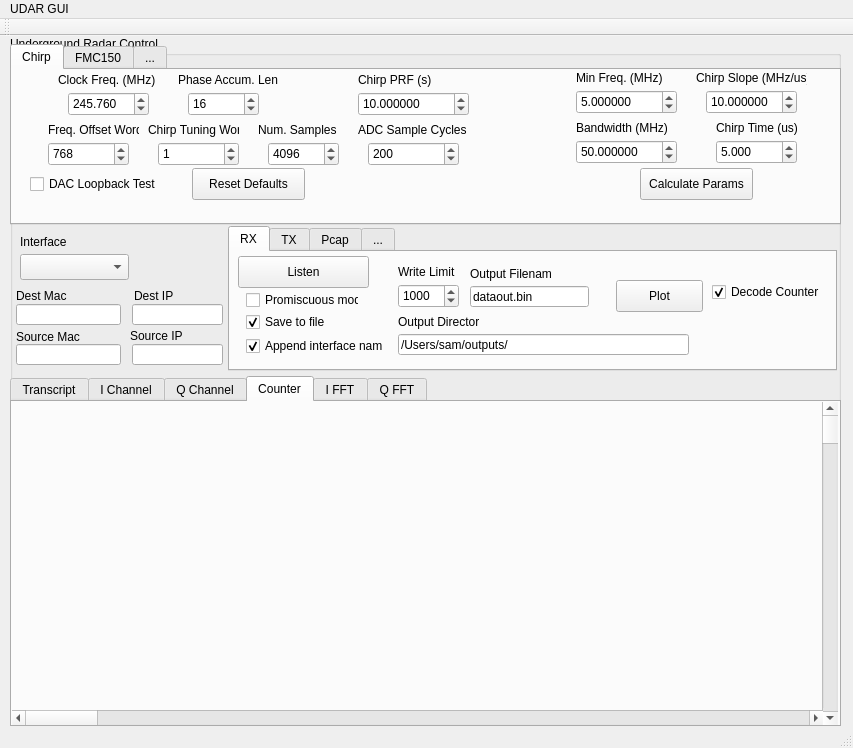
Before: the Qt Designer form udar_controller.ui in samprager/UDAR_GUI, drawn with Qt 5.
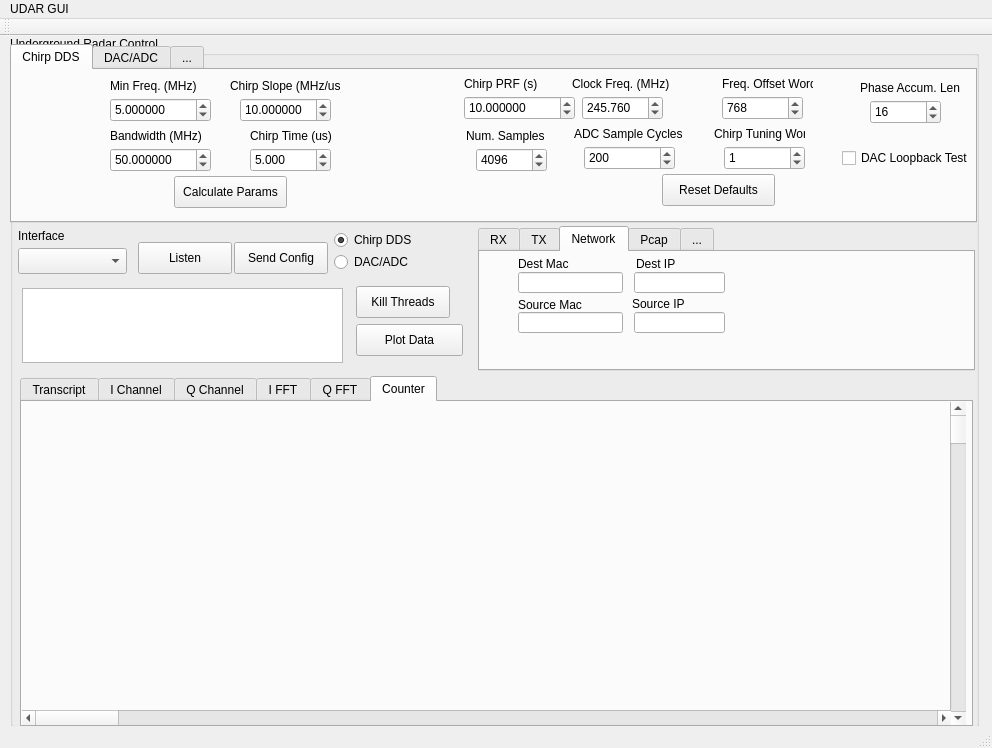
After: the same form once the commit is applied. The open tabs and pages were chosen to show the change. Custom widgets are drawn as their Qt base class.

Commit message: fixed with new counter decoder working

What changed in the file:
```diff
--- a/udar_controller.ui
+++ b/udar_controller.ui
@@ -6,7 +6,7 @@
    <rect>
     <x>0</x>
     <y>0</y>
-    <width>853</width>
+    <width>992</width>
     <height>748</height>
    </rect>
   </property>
@@ -22,7 +22,7 @@
      <rect>
       <x>10</x>
       <y>0</y>
-      <width>831</width>
+      <width>969</width>
       <height>691</height>
      </rect>
     </property>
@@ -34,8 +34,8 @@
       <rect>
        <x>0</x>
        <y>8</y>
-       <width>831</width>
-       <height>181</height>
+       <width>967</width>
+       <height>179</height>
       </rect>
      </property>
      <property name="currentIndex">
@@ -43,13 +43,13 @@
      </property>
      <widget class="QWidget" name="tab_a1">
       <attribute name="title">
-       <string>Chirp</string>
+       <string>Chirp DDS</string>
       </attribute>
       <widget class="QLabel" name="label_6">
        <property name="geometry">
         <rect>
-         <x>346</x>
-         <y>2</y>
+         <x>452</x>
+         <y>6</y>
          <width>81</width>
          <height>16</height>
         </rect>
@@ -61,8 +61,8 @@
       <widget class="QLabel" name="label_8">
        <property name="geometry">
         <rect>
-         <x>564</x>
-         <y>0</y>
+         <x>98</x>
+         <y>8</y>
          <width>101</width>
          <height>16</height>
         </rect>
@@ -74,8 +74,8 @@
       <widget class="QLabel" name="label_9">
        <property name="geometry">
         <rect>
-         <x>346</x>
-         <y>52</y>
+         <x>562</x>
+         <y>56</y>
          <width>111</width>
          <height>16</height>
         </rect>
@@ -87,8 +87,8 @@
       <widget class="QSpinBox" name="adcSamples_spinBox">
        <property name="geometry">
         <rect>
-         <x>356</x>
-         <y>72</y>
+         <x>572</x>
+         <y>76</y>
          <width>91</width>
          <height>24</height>
         </rect>
@@ -103,8 +103,8 @@
       <widget class="QDoubleSpinBox" name="minFreq_dSpinBox">
        <property name="geometry">
         <rect>
-         <x>564</x>
-         <y>20</y>
+         <x>98</x>
+         <y>28</y>
          <width>101</width>
          <height>24</height>
         </rect>
@@ -122,8 +122,8 @@
       <widget class="QDoubleSpinBox" name="chirpPRF_dSpinBox">
        <property name="geometry">
         <rect>
-         <x>346</x>
-         <y>22</y>
+         <x>452</x>
+         <y>26</y>
          <width>111</width>
          <height>24</height>
         </rect>
@@ -141,8 +141,8 @@
       <widget class="QLabel" name="label_7">
        <property name="geometry">
         <rect>
-         <x>684</x>
-         <y>0</y>
+         <x>218</x>
+         <y>8</y>
          <width>111</width>
          <height>16</height>
         </rect>
@@ -154,8 +154,8 @@
       <widget class="QDoubleSpinBox" name="chirpSlope_dSpinBox">
        <property name="geometry">
         <rect>
-         <x>694</x>
-         <y>20</y>
+         <x>228</x>
+         <y>28</y>
          <width>91</width>
          <height>24</height>
         </rect>
@@ -173,8 +173,8 @@
       <widget class="QLabel" name="label_13">
        <property name="geometry">
         <rect>
-         <x>704</x>
-         <y>50</y>
+         <x>238</x>
+         <y>58</y>
          <width>81</width>
          <height>16</height>
         </rect>
@@ -186,8 +186,8 @@
       <widget class="QDoubleSpinBox" name="chirpTime_dSpinBox">
        <property name="geometry">
         <rect>
-         <x>704</x>
-         <y>70</y>
+         <x>238</x>
+         <y>78</y>
          <width>81</width>
          <height>24</height>
         </rect>
@@ -205,8 +205,8 @@
       <widget class="QDoubleSpinBox" name="chirpBW_dSpinBox">
        <property name="geometry">
         <rect>
-         <x>564</x>
-         <y>70</y>
+         <x>98</x>
+         <y>78</y>
          <width>101</width>
          <height>24</height>
         </rect>
@@ -224,8 +224,8 @@
       <widget class="QLabel" name="label_12">
        <property name="geometry">
         <rect>
-         <x>564</x>
-         <y>50</y>
+         <x>98</x>
+         <y>58</y>
          <width>101</width>
          <height>16</height>
         </rect>
@@ -237,8 +237,8 @@
       <widget class="QLabel" name="label_14">
        <property name="geometry">
         <rect>
-         <x>136</x>
-         <y>52</y>
+         <x>702</x>
+         <y>56</y>
          <width>91</width>
          <height>16</height>
         </rect>
@@ -250,8 +250,8 @@
       <widget class="QDoubleSpinBox" name="clockFreq_dSpinBox">
        <property name="geometry">
         <rect>
-         <x>56</x>
-         <y>22</y>
+         <x>570</x>
+         <y>26</y>
          <width>81</width>
          <height>24</height>
         </rect>
@@ -275,8 +275,8 @@
       <widget class="QLabel" name="label_15">
        <property name="geometry">
         <rect>
-         <x>246</x>
-         <y>52</y>
+         <x>454</x>
+         <y>58</y>
          <width>81</width>
          <height>16</height>
         </rect>
@@ -288,8 +288,8 @@
       <widget class="QSpinBox" name="numSamples_spinBox">
        <property name="geometry">
         <rect>
-         <x>256</x>
-         <y>72</y>
+         <x>464</x>
+         <y>78</y>
          <width>71</width>
          <height>24</height>
         </rect>
@@ -307,8 +307,8 @@
       <widget class="QSpinBox" name="phaseAccLen_spinBox">
        <property name="geometry">
         <rect>
-         <x>176</x>
-         <y>22</y>
+         <x>858</x>
+         <y>30</y>
          <width>71</width>
          <height>24</height>
         </rect>
@@ -326,8 +326,8 @@
       <widget class="QLabel" name="label_16">
        <property name="geometry">
         <rect>
-         <x>166</x>
-         <y>2</y>
+         <x>848</x>
+         <y>10</y>
          <width>101</width>
          <height>16</height>
         </rect>
@@ -339,8 +339,8 @@
       <widget class="QLabel" name="label_17">
        <property name="geometry">
         <rect>
-         <x>46</x>
-         <y>2</y>
+         <x>560</x>
+         <y>6</y>
          <width>101</width>
          <height>16</height>
         </rect>
@@ -352,8 +352,8 @@
       <widget class="QLabel" name="label_18">
        <property name="geometry">
         <rect>
-         <x>36</x>
-         <y>52</y>
+         <x>710</x>
+         <y>6</y>
          <width>91</width>
          <height>16</height>
         </rect>
@@ -365,8 +365,8 @@
       <widget class="QSpinBox" name="freqOffset_spinBox">
        <property name="geometry">
         <rect>
-         <x>36</x>
-         <y>72</y>
+         <x>710</x>
+         <y>26</y>
          <width>81</width>
          <height>24</height>
         </rect>
@@ -384,8 +384,8 @@
       <widget class="QSpinBox" name="chirpTuningWord_spinBox">
        <property name="geometry">
         <rect>
-         <x>146</x>
-         <y>72</y>
+         <x>712</x>
+         <y>76</y>
          <width>81</width>
          <height>24</height>
         </rect>
@@ -400,8 +400,8 @@
       <widget class="QPushButton" name="chirpParamsGenButton">
        <property name="geometry">
         <rect>
-         <x>628</x>
-         <y>98</y>
+         <x>162</x>
+         <y>106</y>
          <width>113</width>
          <height>32</height>
         </rect>
@@ -413,8 +413,8 @@
       <widget class="QPushButton" name="chirpParamsResetButton">
        <property name="geometry">
         <rect>
-         <x>180</x>
-         <y>98</y>
+         <x>650</x>
+         <y>104</y>
          <width>113</width>
          <height>32</height>
         </rect>
@@ -426,8 +426,8 @@
       <widget class="QCheckBox" name="dacLoopback_checkBox">
        <property name="geometry">
         <rect>
-         <x>18</x>
-         <y>104</y>
+         <x>830</x>
+         <y>78</y>
          <width>127</width>
          <height>20</height>
         </rect>
@@ -439,7 +439,7 @@
      </widget>
      <widget class="QWidget" name="tab_a2">
       <attribute name="title">
-       <string>FMC150</string>
+       <string>DAC/ADC</string>
       </attribute>
       <widget class="HexSpinBox" name="fmc150RegisterAddr_spinBox">
        <property name="geometry">
@@ -888,14 +888,14 @@
     <widget class="QTabWidget" name="tabWidget_c">
      <property name="geometry">
       <rect>
-       <x>0</x>
+       <x>10</x>
        <y>340</y>
-       <width>831</width>
+       <width>953</width>
        <height>351</height>
       </rect>
      </property>
      <property name="currentIndex">
-      <number>0</number>
+      <number>1</number>
      </property>
      <widget class="QWidget" name="tab_c1">
       <attribute name="title">
@@ -904,9 +904,9 @@
       <widget class="QTextEdit" name="transcript">
        <property name="geometry">
         <rect>
-         <x>0</x>
-         <y>10</y>
-         <width>451</width>
+         <x>10</x>
+         <y>6</y>
+         <width>459</width>
          <height>309</height>
         </rect>
        </property>
@@ -917,8 +917,8 @@
       <widget class="QPushButton" name="getThreadStatus">
        <property name="geometry">
         <rect>
-         <x>490</x>
-         <y>20</y>
+         <x>492</x>
+         <y>50</y>
          <width>91</width>
          <height>32</height>
         </rect>
@@ -927,30 +927,17 @@
         <string>Thread Status</string>
        </property>
       </widget>
-      <widget class="QPushButton" name="killThread">
-       <property name="geometry">
-        <rect>
-         <x>490</x>
-         <y>60</y>
-         <width>91</width>
-         <height>32</height>
-        </rect>
-       </property>
-       <property name="text">
-        <string>Kill Thread</string>
-       </property>
-      </widget>
       <widget class="QPushButton" name="testButton">
        <property name="geometry">
         <rect>
-         <x>700</x>
-         <y>120</y>
-         <width>113</width>
+         <x>682</x>
+         <y>98</y>
+         <width>121</width>
          <height>32</height>
         </rect>
        </property>
        <property name="text">
-        <string>Send Test</string>
+        <string>Inject Test Packet</string>
        </property>
       </widget>
       <widget class="QLabel" name="label_10">
@@ -1067,15 +1054,15 @@
         <rect>
          <x>0</x>
          <y>0</y>
-         <width>813</width>
-         <height>309</height>
+         <width>930</width>
+         <height>154</height>
         </rect>
        </property>
       </widget>
       <widget class="QScrollBar" name="verticalScrollBarQ">
        <property name="geometry">
         <rect>
-         <x>810</x>
+         <x>928</x>
          <y>0</y>
          <width>16</width>
          <height>323</height>
@@ -1090,7 +1077,7 @@
         <rect>
          <x>0</x>
          <y>308</y>
-         <width>811</width>
+         <width>929</width>
          <height>16</height>
         </rect>
        </property>
@@ -1098,6 +1085,16 @@
         <enum>Qt::Horizontal</enum>
        </property>
       </widget>
+      <widget class="QCustomPlot" name="plotI2" native="true">
+       <property name="geometry">
+        <rect>
+         <x>0</x>
+         <y>155</y>
+         <width>930</width>
+         <height>154</height>
+        </rect>
+       </property>
+      </widget>
      </widget>
      <widget class="QWidget" name="tab_c3">
       <attribute name="title">
@@ -1108,15 +1105,15 @@
         <rect>
          <x>0</x>
          <y>0</y>
-         <width>813</width>
-         <height>309</height>
+         <width>930</width>
+         <height>154</height>
         </rect>
        </property>
       </widget>
       <widget class="QScrollBar" name="verticalScrollBarI">
        <property name="geometry">
         <rect>
-         <x>810</x>
+         <x>928</x>
          <y>0</y>
          <width>16</width>
          <height>323</height>
@@ -1131,7 +1128,7 @@
         <rect>
          <x>0</x>
          <y>308</y>
-         <width>811</width>
+         <width>929</width>
          <height>16</height>
         </rect>
        </property>
@@ -1139,47 +1136,16 @@
         <enum>Qt::Horizontal</enum>
        </property>
       </widget>
-     </widget>
-     <widget class="QWidget" name="tab_c4">
-      <attribute name="title">
-       <string>Counter</string>
-      </attribute>
-      <widget class="QCustomPlot" name="plotC" native="true">
+      <widget class="QCustomPlot" name="plotQ2" native="true">
        <property name="geometry">
         <rect>
          <x>0</x>
-         <y>0</y>
-         <width>813</width>
-         <height>309</height>
+         <y>155</y>
+         <width>930</width>
+         <height>154</height>
         </rect>
        </property>
       </widget>
-      <widget class="QScrollBar" name="verticalScrollBarC">
-       <property name="geometry">
-        <rect>
-         <x>810</x>
-         <y>0</y>
-         <width>16</width>
-         <height>323</height>
-        </rect>
-       </property>
-       <property name="orientation">
-        <enum>Qt::Vertical</enum>
-       </property>
-      </widget>
-      <widget class="QScrollBar" name="horizontalScrollBarC">
-       <property name="geometry">
-        <rect>
-         <x>0</x>
-         <y>308</y>
-         <width>811</width>
-         <height>16</height>
-        </rect>
-       </property>
-       <property name="orientation">
-        <enum>Qt::Horizontal</enum>
-       </property>
-      </widget>
      </widget>
      <widget class="QWidget" name="tab_c5">
       <attribute name="title">
@@ -1190,15 +1156,15 @@
         <rect>
          <x>0</x>
          <y>0</y>
-         <width>813</width>
-         <height>309</height>
+         <width>930</width>
+         <height>154</height>
         </rect>
        </property>
       </widget>
       <widget class="QScrollBar" name="verticalScrollBarFFTI">
        <property name="geometry">
         <rect>
-         <x>810</x>
+         <x>928</x>
          <y>0</y>
          <width>16</width>
          <height>323</height>
@@ -1213,7 +1179,7 @@
         <rect>
          <x>0</x>
          <y>308</y>
-         <width>811</width>
+         <width>929</width>
          <height>16</height>
         </rect>
        </property>
@@ -1221,6 +1187,16 @@
         <enum>Qt::Horizontal</enum>
        </property>
       </widget>
+      <widget class="QCustomPlot" name="plotFFTI2" native="true">
+       <property name="geometry">
+        <rect>
+         <x>0</x>
+         <y>155</y>
+         <width>930</width>
+         <height>154</height>
+        </rect>
+       </property>
+      </widget>
      </widget>
      <widget class="QWidget" name="tab_c6">
       <attribute name="title">
@@ -1231,15 +1207,15 @@
         <rect>
          <x>0</x>
          <y>0</y>
-         <width>813</width>
-         <height>309</height>
+         <width>930</width>
+         <height>154</height>
         </rect>
        </property>
       </widget>
       <widget class="QScrollBar" name="verticalScrollBarFFTQ">
        <property name="geometry">
         <rect>
-         <x>810</x>
+         <x>928</x>
          <y>0</y>
          <width>16</width>
          <height>323</height>
@@ -1254,12 +1230,73 @@
         <rect>
          <x>0</x>
          <y>308</y>
-         <width>811</width>
+         <width>929</width>
          <height>16</height>
         </rect>
        </property>
        <property name="orientation">
         <enum>Qt::Horizontal</enum>
+       </property>
+      </widget>
+      <widget class="QCustomPlot" name="plotFFTQ2" native="true">
+       <property name="geometry">
+        <rect>
+         <x>0</x>
+         <y>155</y>
+         <width>930</width>
+         <height>154</height>
+        </rect>
+       </property>
+      </widget>
+     </widget>
+     <widget class="QWidget" name="tab_c4">
+      <attribute name="title">
+       <string>Counter</string>
+      </attribute>
+      <widget class="QCustomPlot" name="plotC" native="true">
+       <property name="geometry">
+        <rect>
+         <x>0</x>
+         <y>0</y>
+         <width>930</width>
+         <height>154</height>
+        </rect>
+       </property>
+      </widget>
+      <widget class="QScrollBar" name="verticalScrollBarC">
+       <property name="geometry">
+        <rect>
+         <x>928</x>
+         <y>0</y>
+         <width>16</width>
+         <height>323</height>
+        </rect>
+       </property>
+       <property name="orientation">
+        <enum>Qt::Vertical</enum>
+       </property>
+      </widget>
+      <widget class="QScrollBar" name="horizontalScrollBarC">
+       <property name="geometry">
+        <rect>
+         <x>0</x>
+         <y>308</y>
+         <width>929</width>
+         <height>16</height>
+        </rect>
+       </property>
+       <property name="orientation">
+        <enum>Qt::Horizontal</enum>
+       </property>
+      </widget>
+      <widget class="QCustomPlot" name="plotC2" native="true">
+       <property name="geometry">
+        <rect>
+         <x>0</x>
+         <y>155</y>
+         <width>930</width>
+         <height>154</height>
+        </rect>
        </property>
       </widget>
      </widget>
@@ -1267,9 +1304,9 @@
     <widget class="QTabWidget" name="tabWidget_b">
      <property name="geometry">
       <rect>
-       <x>218</x>
+       <x>468</x>
        <y>190</y>
-       <width>609</width>
+       <width>497</width>
        <height>145</height>
       </rect>
      </property>
@@ -1280,24 +1317,11 @@
       <attribute name="title">
        <string>RX</string>
       </attribute>
-      <widget class="QPushButton" name="plotOutputButton">
-       <property name="geometry">
-        <rect>
-         <x>386</x>
-         <y>28</y>
-         <width>87</width>
-         <height>32</height>
-        </rect>
-       </property>
-       <property name="text">
-        <string>Plot</string>
-       </property>
-      </widget>
       <widget class="QLineEdit" name="recOutputFilename">
        <property name="geometry">
         <rect>
-         <x>240</x>
-         <y>34</y>
+         <x>14</x>
+         <y>24</y>
          <width>119</width>
          <height>21</height>
         </rect>
@@ -1309,8 +1333,8 @@
       <widget class="QCheckBox" name="pktRecordCheckBox">
        <property name="geometry">
         <rect>
-         <x>16</x>
-         <y>60</y>
+         <x>154</x>
+         <y>6</y>
          <width>101</width>
          <height>20</height>
         </rect>
@@ -1322,24 +1346,11 @@
         <bool>true</bool>
        </property>
       </widget>
-      <widget class="QPushButton" name="listenButton">
-       <property name="geometry">
-        <rect>
-         <x>8</x>
-         <y>4</y>
-         <width>131</width>
-         <height>32</height>
-        </rect>
-       </property>
-       <property name="text">
-        <string>Listen</string>
-       </property>
-      </widget>
       <widget class="QLabel" name="label_22">
        <property name="geometry">
         <rect>
-         <x>168</x>
-         <y>62</y>
+         <x>12</x>
+         <y>60</y>
          <width>81</width>
          <height>16</height>
         </rect>
@@ -1351,8 +1362,8 @@
       <widget class="QSpinBox" name="writeLimit_spinBox">
        <property name="geometry">
         <rect>
-         <x>168</x>
-         <y>32</y>
+         <x>302</x>
+         <y>24</y>
          <width>61</width>
          <height>24</height>
         </rect>
@@ -1367,8 +1378,8 @@
       <widget class="QCheckBox" name="promiscModeCheckBox">
        <property name="geometry">
         <rect>
-         <x>16</x>
-         <y>38</y>
+         <x>154</x>
+         <y>52</y>
          <width>113</width>
          <height>20</height>
         </rect>
@@ -1380,8 +1391,8 @@
       <widget class="QLineEdit" name="recOutputDirectory">
        <property name="geometry">
         <rect>
-         <x>168</x>
-         <y>82</y>
+         <x>12</x>
+         <y>80</y>
          <width>291</width>
          <height>21</height>
         </rect>
@@ -1393,8 +1404,8 @@
       <widget class="QCheckBox" name="appendInterfaceCheckBox">
        <property name="geometry">
         <rect>
-         <x>16</x>
-         <y>84</y>
+         <x>154</x>
+         <y>28</y>
          <width>137</width>
          <height>20</height>
         </rect>
@@ -1409,8 +1420,8 @@
       <widget class="QLabel" name="label_24">
        <property name="geometry">
         <rect>
-         <x>168</x>
-         <y>12</y>
+         <x>302</x>
+         <y>4</y>
          <width>71</width>
          <height>16</height>
         </rect>
@@ -1422,8 +1433,8 @@
       <widget class="QLabel" name="label_23">
        <property name="geometry">
         <rect>
-         <x>240</x>
-         <y>14</y>
+         <x>14</x>
+         <y>4</y>
          <width>81</width>
          <height>16</height>
         </rect>
@@ -1435,9 +1446,9 @@
       <widget class="QCheckBox" name="decodeCounterCheckBox">
        <property name="geometry">
         <rect>
-         <x>482</x>
-         <y>30</y>
-         <width>113</width>
+         <x>366</x>
+         <y>56</y>
+         <width>109</width>
          <height>20</height>
         </rect>
        </property>
@@ -1453,24 +1464,11 @@
       <attribute name="title">
        <string>TX</string>
       </attribute>
-      <widget class="QPushButton" name="writeButton">
-       <property name="geometry">
-        <rect>
-         <x>14</x>
-         <y>10</y>
-         <width>127</width>
-         <height>32</height>
-        </rect>
-       </property>
-       <property name="text">
-        <string>Inject Packet</string>
-       </property>
-      </widget>
       <widget class="QRadioButton" name="injectReadCmd_radioButton">
        <property name="geometry">
         <rect>
-         <x>106</x>
-         <y>68</y>
+         <x>30</x>
+         <y>36</y>
          <width>83</width>
          <height>20</height>
         </rect>
@@ -1485,30 +1483,11 @@
         <string notr="true">buttonGroup_4</string>
        </attribute>
       </widget>
-      <widget class="QRadioButton" name="injectFmc150_radioButton">
-       <property name="geometry">
-        <rect>
-         <x>166</x>
-         <y>28</y>
-         <width>65</width>
-         <height>20</height>
-        </rect>
-       </property>
-       <property name="text">
-        <string>FMC150</string>
-       </property>
-       <property name="checked">
-        <bool>false</bool>
-       </property>
-       <attribute name="buttonGroup">
-        <string notr="true">buttonGroup_3</string>
-       </attribute>
-      </widget>
       <widget class="QRadioButton" name="injectWriteCmd_radioButton">
        <property name="geometry">
         <rect>
-         <x>16</x>
-         <y>68</y>
+         <x>30</x>
+         <y>10</y>
          <width>85</width>
          <height>20</height>
         </rect>
@@ -1526,8 +1505,8 @@
       <widget class="QCheckBox" name="byteReorderCheckBox">
        <property name="geometry">
         <rect>
-         <x>20</x>
-         <y>42</y>
+         <x>22</x>
+         <y>90</y>
          <width>101</width>
          <height>20</height>
         </rect>
@@ -1536,25 +1515,6 @@
         <string>Reorder Bytes</string>
        </property>
       </widget>
-      <widget class="QRadioButton" name="injectChirp_radioButton">
-       <property name="geometry">
-        <rect>
-         <x>168</x>
-         <y>6</y>
-         <width>51</width>
-         <height>20</height>
-        </rect>
-       </property>
-       <property name="text">
-        <string>Chirp</string>
-       </property>
-       <property name="checked">
-        <bool>true</bool>
-       </property>
-       <attribute name="buttonGroup">
-        <string notr="true">buttonGroup_3</string>
-       </attribute>
-      </widget>
       <widget class="QRadioButton" name="adc_data_u_radioButton">
        <property name="geometry">
         <rect>
@@ -1729,6 +1689,103 @@
        </property>
       </widget>
      </widget>
+     <widget class="QWidget" name="tab_3">
+      <attribute name="title">
+       <string>Network</string>
+      </attribute>
+      <widget class="QLineEdit" name="srcIpAddr">
+       <property name="geometry">
+        <rect>
+         <x>154</x>
+         <y>60</y>
+         <width>91</width>
+         <height>21</height>
+        </rect>
+       </property>
+      </widget>
+      <widget class="QLineEdit" name="destIpAddr">
+       <property name="geometry">
+        <rect>
+         <x>154</x>
+         <y>20</y>
+         <width>91</width>
+         <height>21</height>
+        </rect>
+       </property>
+      </widget>
+      <widget class="QLineEdit" name="srcMacAddr">
+       <property name="geometry">
+        <rect>
+         <x>38</x>
+         <y>60</y>
+         <width>105</width>
+         <height>21</height>
+        </rect>
+       </property>
+      </widget>
+      <widget class="QLabel" name="label_2">
+       <property name="geometry">
+        <rect>
+         <x>38</x>
+         <y>42</y>
+         <width>71</width>
+         <height>21</height>
+        </rect>
+       </property>
+       <property name="text">
+        <string>Source Mac</string>
+       </property>
+      </widget>
+      <widget class="QLabel" name="label">
+       <property name="geometry">
+        <rect>
+         <x>38</x>
+         <y>2</y>
+         <width>101</width>
+         <height>20</height>
+        </rect>
+       </property>
+       <property name="text">
+        <string>Dest Mac</string>
+       </property>
+      </widget>
+      <widget class="QLineEdit" name="destMacAddr">
+       <property name="geometry">
+        <rect>
+         <x>38</x>
+         <y>20</y>
+         <width>105</width>
+         <height>21</height>
+        </rect>
+       </property>
+      </widget>
+      <widget class="QLabel" name="label_4">
+       <property name="geometry">
+        <rect>
+         <x>152</x>
+         <y>44</y>
+         <width>59</width>
+         <height>16</height>
+        </rect>
+       </property>
+       <property name="text">
+        <string>Source IP</string>
+       </property>
+      </widget>
+      <widget class="QLabel" name="label_3">
+       <property name="geometry">
+        <rect>
+         <x>156</x>
+         <y>4</y>
+         <width>59</width>
+         <height>16</height>
+        </rect>
+       </property>
+       <property name="text">
+        <string>Dest IP</string>
+       </property>
+      </widget>
+     </widget>
      <widget class="QWidget" name="tab_b2">
       <attribute name="title">
        <string>Pcap</string>
@@ -1834,8 +1891,8 @@
     <widget class="QLabel" name="label_5">
      <property name="geometry">
       <rect>
-       <x>10</x>
-       <y>198</y>
+       <x>8</x>
+       <y>192</y>
        <width>81</width>
        <height>16</height>
       </rect>
@@ -1847,104 +1904,115 @@
     <widget class="QComboBox" name="networkInterfaces">
      <property name="geometry">
       <rect>
-       <x>10</x>
-       <y>218</y>
+       <x>8</x>
+       <y>212</y>
        <width>109</width>
        <height>26</height>
       </rect>
      </property>
     </widget>
-    <widget class="QLineEdit" name="destIpAddr">
+    <widget class="QTextEdit" name="statusTranscript">
      <property name="geometry">
       <rect>
-       <x>122</x>
-       <y>268</y>
-       <width>91</width>
-       <height>21</height>
-      </rect>
-     </property>
-    </widget>
-    <widget class="QLabel" name="label_3">
-     <property name="geometry">
-      <rect>
-       <x>124</x>
+       <x>12</x>
        <y>252</y>
-       <width>59</width>
-       <height>16</height>
+       <width>321</width>
+       <height>75</height>
       </rect>
      </property>
-     <property name="text">
-      <string>Dest IP</string>
+     <property name="styleSheet">
+      <string notr="true">font: 10pt &quot;Menlo&quot;;</string>
      </property>
     </widget>
-    <widget class="QLabel" name="label">
+    <widget class="QPushButton" name="killThread">
      <property name="geometry">
       <rect>
-       <x>6</x>
+       <x>346</x>
        <y>250</y>
-       <width>101</width>
-       <height>20</height>
+       <width>94</width>
+       <height>32</height>
       </rect>
      </property>
      <property name="text">
-      <string>Dest Mac</string>
+      <string>Kill Threads</string>
      </property>
     </widget>
-    <widget class="QLineEdit" name="destMacAddr">
+    <widget class="QPushButton" name="listenButton">
      <property name="geometry">
       <rect>
-       <x>6</x>
-       <y>268</y>
-       <width>105</width>
-       <height>21</height>
+       <x>128</x>
+       <y>206</y>
+       <width>94</width>
+       <height>32</height>
       </rect>
      </property>
+     <property name="text">
+      <string>Listen</string>
+     </property>
     </widget>
-    <widget class="QLabel" name="label_2">
+    <widget class="QPushButton" name="writeButton">
      <property name="geometry">
       <rect>
-       <x>6</x>
-       <y>290</y>
-       <width>71</width>
-       <height>21</height>
+       <x>224</x>
+       <y>206</y>
+       <width>94</width>
+       <height>32</height>
       </rect>
      </property>
      <property name="text">
-      <string>Source Mac</string>
+      <string>Send Config</string>
      </property>
     </widget>
-    <widget class="QLineEdit" name="srcMacAddr">
+    <widget class="QRadioButton" name="injectFmc150_radioButton">
      <property name="geometry">
       <rect>
-       <x>6</x>
-       <y>308</y>
-       <width>105</width>
-       <height>21</height>
+       <x>324</x>
+       <y>216</y>
+       <width>78</width>
+       <height>20</height>
       </rect>
      </property>
+     <property name="text">
+      <string>DAC/ADC</string>
+     </property>
+     <property name="checked">
+      <bool>false</bool>
+     </property>
+     <attribute name="buttonGroup">
+      <string notr="true">buttonGroup_3</string>
+     </attribute>
     </widget>
-    <widget class="QLabel" name="label_4">
+    <widget class="QRadioButton" name="injectChirp_radioButton">
      <property name="geometry">
       <rect>
-       <x>120</x>
-       <y>292</y>
-       <width>59</width>
-       <height>16</height>
+       <x>324</x>
+       <y>194</y>
+       <width>78</width>
+       <height>20</height>
       </rect>
      </property>
      <property name="text">
-      <string>Source IP</string>
+      <string>Chirp DDS</string>
      </property>
+     <property name="checked">
+      <bool>true</bool>
+     </property>
+     <attribute name="buttonGroup">
+      <string notr="true">buttonGroup_3</string>
+     </attribute>
     </widget>
-    <widget class="QLineEdit" name="srcIpAddr">
+    <widget class="QPushButton" name="plotOutputButton">
      <property name="geometry">
       <rect>
-       <x>122</x>
-       <y>308</y>
-       <width>91</width>
-       <height>21</height>
+       <x>346</x>
+       <y>288</y>
+       <width>107</width>
+       <height>32</height>
       </rect>
      </property>
+     <property name="text">
+      <string>Plot Data</string>
+     </property>
     </widget>
    </widget>
   </widget>
@@ -1953,7 +2021,7 @@
     <rect>
      <x>0</x>
      <y>0</y>
-     <width>853</width>
+     <width>992</width>
      <height>22</height>
     </rect>
    </property>
```
Left out of the diff: 2 changed lines with no effect on the pictures. The commit also changes 13 other files.
